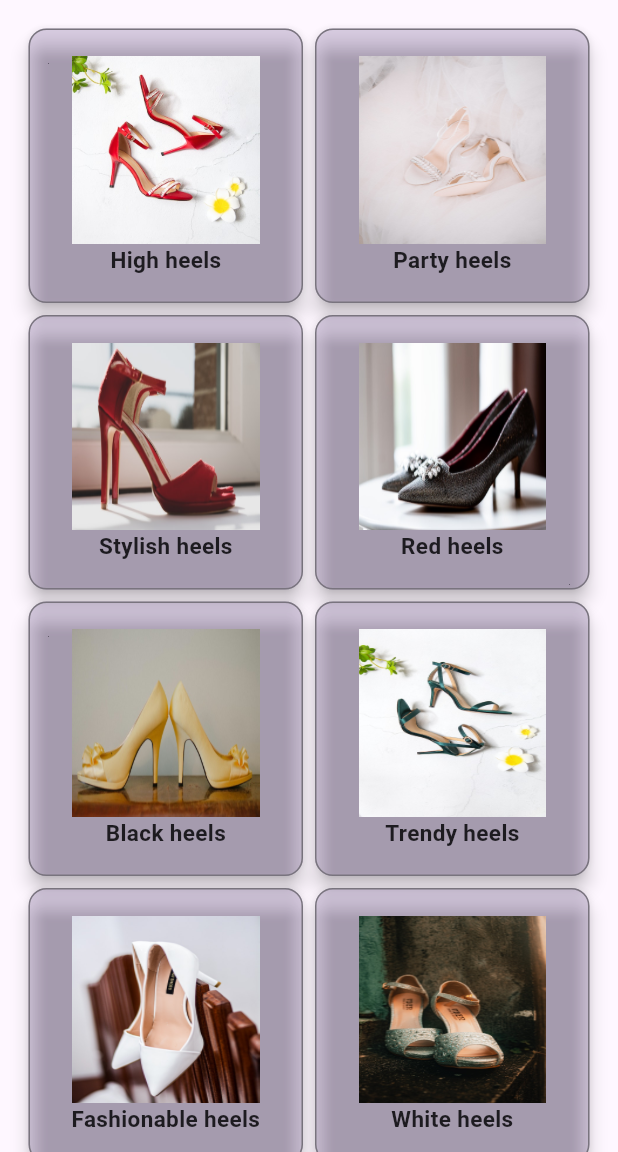
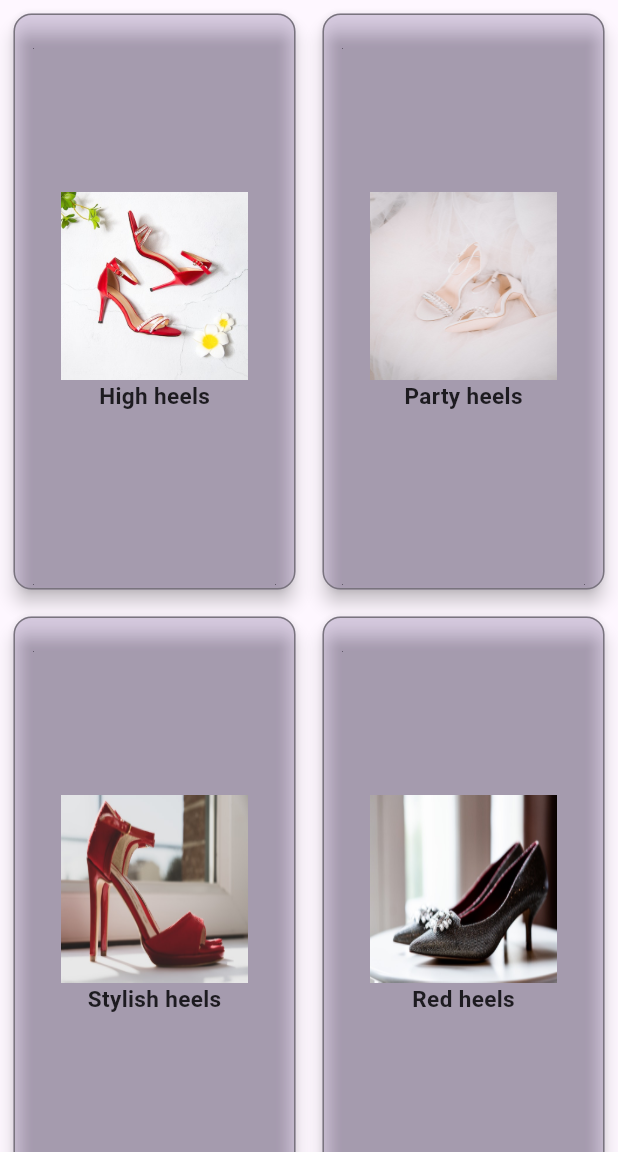
Before and after one commit to Dhannesh/app_gridview, a Flutter app: the screen it shows after launch, on a phone screen of 412 x 824 dp, the part 84-1236 px from its top. Run offline on Flutter 3.47's test engine with Material 3 defaults, Android fonts, the phone set to English and light mode, and no system bars.

Commit message:
use gridview construtor

```diff
--- a/lib/views/products.dart
+++ b/lib/views/products.dart
@@ -8,13 +8,20 @@ class ProductsView extends StatelessWidget {
 
   @override
   Widget build(BuildContext context) {
-    return GridView.count(
+    return GridView(
+      gridDelegate: const SliverGridDelegateWithFixedCrossAxisCount(
       crossAxisCount: 2,
-      padding: const EdgeInsets.all(15.0),
+      crossAxisSpacing: 10,
+      mainAxisSpacing: 10,
+      childAspectRatio: 0.5,
+        // mainAxisExtent: 300,
+      ),
+      padding: const EdgeInsets.all(5.0),
       children: List.generate(
         products.length,
         (index) => GridItem(product: products[index]),
       ),
+
     );
   }
 }
```
Also changed, not shown: 1 other file.
